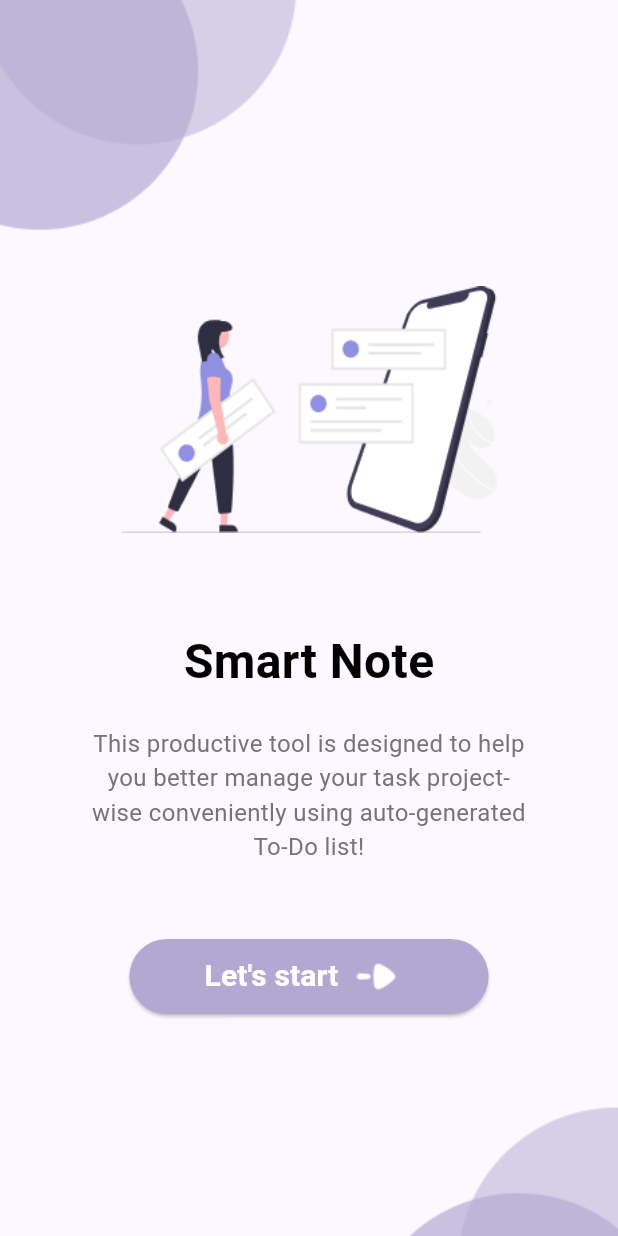
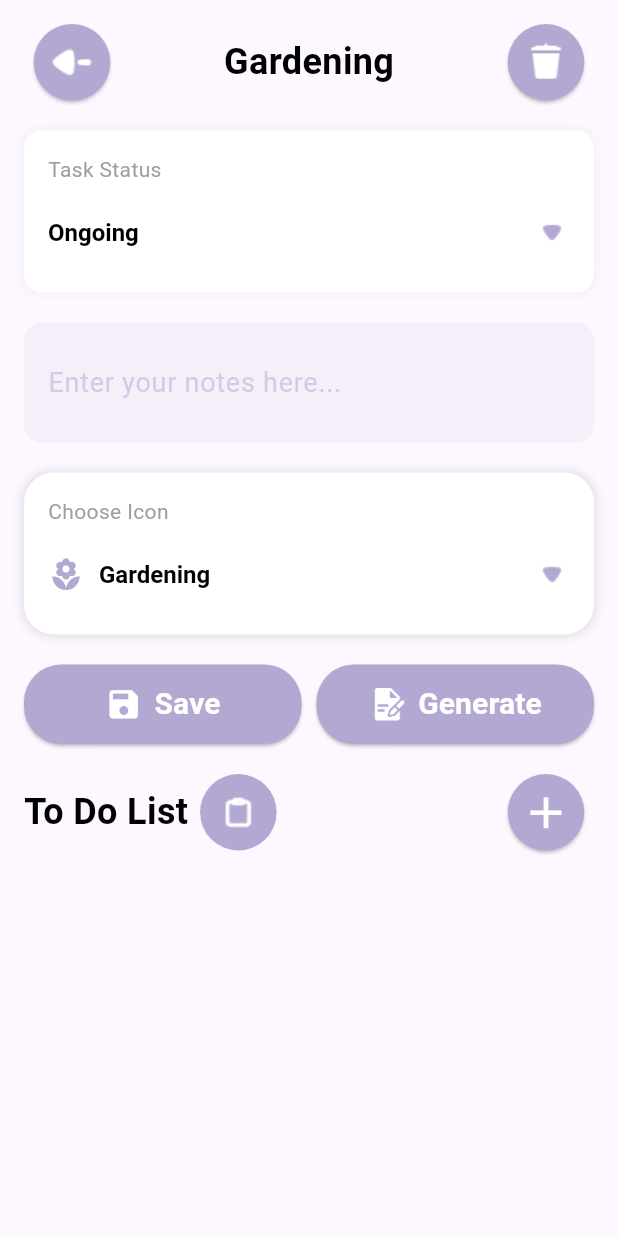
Before and after one commit to alizaenazet/smart-note, a Flutter app: the screen it shows after launch, on a phone screen of 412 x 824 dp. Run offline on Flutter 3.47's test engine with Material 3 defaults, Android fonts, the phone set to English and light mode, and no system bars; missing offline and left inert: auth0_flutter; Roboto replaces fonts that are missing (Plus Jakarta Sans).

Commit message:
Factory : add detail-note page features and UI

```diff
--- a/lib/main.dart
+++ b/lib/main.dart
@@ -19,7 +19,7 @@ class MyApp extends StatelessWidget {
         colorScheme: ColorScheme.fromSeed(seedColor: primaryColor),
         useMaterial3: true,
       ),
-      home: MainView(),
+      home: DetailNote(),
     );
   }
 }
--- a/lib/model/task.dart
+++ b/lib/model/task.dart
@@ -2,7 +2,7 @@
 import 'package:smart_note/model/task_status.dart';
 
 class Task {
-  final String description;
+  String description;
   bool isCompleted;
   final TaskStatus status;
 
--- /dev/null
+++ b/lib/pages/detail-note.dart
@@ -0,0 +1,542 @@
+part of 'pages.dart';
+
+class DetailNote extends StatefulWidget {
+  const DetailNote({super.key});
+
+  @override
+  State<DetailNote> createState() => _DetailNoteState();
+}
+
+class _DetailNoteState extends State<DetailNote> {
+  final TextEditingController _notesController = TextEditingController();
+  List<Task> tasks = [];
+  String _selectedStatus = 'Ongoing';
+  String _selectedIcon = 'Gardening';
+
+  final List<Map<String, dynamic>> iconCategories = [
+    {'name': 'Gardening', 'icon': Icons.local_florist},
+    {'name': 'Sports', 'icon': Icons.sports_soccer},
+    {'name': 'Cooking', 'icon': Icons.restaurant},
+    {'name': 'Work', 'icon': Icons.work},
+    {'name': 'Study', 'icon': Icons.school},
+    {'name': 'Travel', 'icon': Icons.flight},
+    {'name': 'Shopping', 'icon': Icons.shopping_cart},
+    {'name': 'Health', 'icon': Icons.favorite},
+    {'name': 'Finance', 'icon': Icons.attach_money},
+    {'name': 'Other', 'icon': Icons.more_horiz},
+  ];
+
+  @override
+  void initState() {
+    super.initState();
+    // _fetchNotes();
+  }
+
+  @override
+  Widget build(BuildContext context) {
+    return Scaffold(
+      body: SafeArea(
+        child: SingleChildScrollView(
+          child: Padding(
+            padding: EdgeInsets.all(16.0),
+            child: Column(
+              crossAxisAlignment: CrossAxisAlignment.start,
+              children: [
+                Row(
+                  mainAxisAlignment: MainAxisAlignment.spaceBetween,
+                  children: [
+                    ElevatedButton(
+                      onPressed: () {
+                        Navigator.pop(context);
+                      },
+                      style: ElevatedButton.styleFrom(
+                        shape: CircleBorder(),
+                        padding: EdgeInsets.all(8),
+                        backgroundColor: primaryColor,
+                      ),
+                      child: ImageIcon(
+                        AssetImage('assets/images/ArrowLeft.png'),
+                        size: 35,
+                        color: Colors.white,
+                      ),
+                    ),
+                    Text('Gardening', style: title),
+                    ElevatedButton(
+                      onPressed: () async {
+                        bool? confirm = await showDialog(
+                          context: context,
+                          builder: (BuildContext context) {
+                            return AlertDialog(
+                              title: Text('Delete Note'),
+                              content: Text(
+                                  'Are you sure you want to delete this note?'),
+                              actions: [
+                                TextButton(
+                                  onPressed: () =>
+                                      Navigator.pop(context, false),
+                                  child: Text('Cancel'),
+                                ),
+                                TextButton(
+                                  onPressed: () => Navigator.pop(context, true),
+                                  child: Text('Delete'),
+                                ),
+                              ],
+                            );
+                          },
+                        );
+                        if (confirm == true) {
+                          // _deleteNote(note);
+                        }
+                      },
+                      style: ElevatedButton.styleFrom(
+                        shape: CircleBorder(),
+                        padding: EdgeInsets.all(8),
+                        backgroundColor: primaryColor,
+                      ),
+                      child: ImageIcon(
+                        AssetImage('assets/images/Delete.png'),
+                        size: 35,
+                        color: Colors.white,
+                      ),
+                    ),
+                  ],
+                ),
+                SizedBox(height: 20),
+
+                // Task Status
+                Container(
+                  padding: EdgeInsets.all(16),
+                  decoration: BoxDecoration(
+                    color: Colors.white,
+                    borderRadius: BorderRadius.circular(12),
+                    boxShadow: [
+                      BoxShadow(
+                        color: Colors.grey.withOpacity(0.1),
+                        spreadRadius: 1,
+                        blurRadius: 5,
+                      ),
+                    ],
+                  ),
+                  child: Column(
+                    crossAxisAlignment: CrossAxisAlignment.start,
+                    children: [
+                      Text(
+                        'Task Status',
+                        style: TextStyle(color: Colors.grey),
+                      ),
+                      SizedBox(height: 8),
+                      DropdownButton<String>(
+                        value: _selectedStatus,
+                        icon: ImageIcon(
+                          AssetImage('assets/images/ArrowDown.png'),
+                          size: 24,
+                          color: primaryColor,
+                        ),
+                        isExpanded: true,
+                        elevation: 16,
+                        style: TextStyle(
+                          color: Colors.black,
+                          fontSize: 16,
+                          fontWeight: FontWeight.bold,
+                        ),
+                        underline: Container(
+                          height: 0,
+                        ),
+                        onChanged: (String? newValue) {
+                          setState(() {
+                            _selectedStatus = newValue!;
+                          });
+                        },
+                        items: <String>['Ongoing', 'Completed']
+                            .map<DropdownMenuItem<String>>((String value) {
+                          return DropdownMenuItem<String>(
+                            value: value,
+                            child: Text(value),
+                          );
+                        }).toList(),
+                      ),
+                    ],
+                  ),
+                ),
+                SizedBox(height: 20),
+
+                Container(
+                  padding: EdgeInsets.all(16),
+                  decoration: BoxDecoration(
+                    color: primaryColor.withOpacity(0.1),
+                    borderRadius: BorderRadius.circular(12),
+                  ),
+                  child: TextField(
+                    controller: _notesController,
+                    maxLines: null,
+                    keyboardType: TextInputType.multiline,
+                    style: content2,
+                    decoration: InputDecoration(
+                      hintText: 'Enter your notes here...',
+                      hintStyle: content2.copyWith(
+                          color: primaryColor.withOpacity(0.5)),
+                      border: InputBorder.none,
+                    ),
+                  ),
+                ),
+                SizedBox(height: 20),
+
+                // Icon Selection
+                Container(
+                  padding: EdgeInsets.all(16),
+                  decoration: BoxDecoration(
+                    color: Colors.white,
+                    borderRadius: BorderRadius.circular(20),
+                    boxShadow: [
+                      BoxShadow(
+                        color: Colors.grey.withOpacity(0.3),
+                        spreadRadius: 0.8,
+                        blurRadius: 5,
+                      ),
+                    ],
+                  ),
+                  child: Column(
+                    crossAxisAlignment: CrossAxisAlignment.start,
+                    children: [
+                      Text(
+                        'Choose Icon',
+                        style: TextStyle(color: Colors.grey),
+                      ),
+                      SizedBox(height: 8),
+                      DropdownButton<String>(
+                        value: _selectedIcon,
+                        icon: ImageIcon(
+                          AssetImage('assets/images/ArrowDown.png'),
+                          size: 24,
+                          color: primaryColor,
+                        ),
+                        isExpanded: true,
+                        elevation: 16,
+                        style: TextStyle(
+                          color: Colors.black,
+                          fontSize: 16,
+                          fontWeight: FontWeight.bold,
+                        ),
+                        underline: Container(
+                          height: 0,
+                        ),
+                        onChanged: (String? newValue) {
+                          setState(() {
+                            _selectedIcon = newValue!;
+                          });
+                        },
+                        items: iconCategories.map<DropdownMenuItem<String>>(
+                            (Map<String, dynamic> category) {
+                          return DropdownMenuItem<String>(
+                            value: category['name'],
+                            child: Row(
+                              children: [
+                                Icon(category['icon'], color: primaryColor),
+                                SizedBox(width: 10),
+                                Text(category['name']),
+                              ],
+                            ),
+                          );
+                        }).toList(),
+                      ),
+                    ],
+                  ),
+                ),
+                SizedBox(height: 20),
+
+                // Save and Generate buttons
+                Row(
+                  children: [
+                    Expanded(
+                      child: ElevatedButton(
+                        style: ElevatedButton.styleFrom(
+                          backgroundColor: primaryColor,
+                          padding: EdgeInsets.symmetric(vertical: 12),
+                          shape: RoundedRectangleBorder(
+                            borderRadius: BorderRadius.circular(25),
+                          ),
+                        ),
+                        onPressed: () {},
+                        child: Row(
+                          mainAxisAlignment: MainAxisAlignment.center,
+                          children: [
+                            Icon(Icons.save, size: 25, color: Colors.white),
+                            SizedBox(width: 8),
+                            Text(
+                              'Save',
+                              style: content3,
+                            ),
+                          ],
+                        ),
+                      ),
+                    ),
+                    SizedBox(width: 10),
+
+                    // Generate button
+                    Expanded(
+                      child: ElevatedButton(
+                        style: ElevatedButton.styleFrom(
+                          backgroundColor: primaryColor,
+                          padding: EdgeInsets.symmetric(vertical: 12),
+                          shape: RoundedRectangleBorder(
+                            borderRadius: BorderRadius.circular(25),
+                          ),
+                        ),
+                        onPressed: () {},
+                        child: Row(
+                          mainAxisAlignment: MainAxisAlignment.center,
+                          children: [
+                            ImageIcon(
+                              AssetImage('assets/images/Generate2.png'),
+                              size: 25,
+                              color: Colors.white,
+                            ),
+                            SizedBox(width: 8),
+                            Text(
+                              'Generate',
+                              style: content3,
+                            ),
+                          ],
+                        ),
+                      ),
+                    ),
+                  ],
+                ),
+                SizedBox(height: 20),
+
+                Column(
+                  crossAxisAlignment: CrossAxisAlignment.start,
+                  children: [
+                    // To Do List Header
+                    Row(
+                      mainAxisAlignment: MainAxisAlignment.spaceBetween,
+                      children: [
+                        Row(
+                          children: [
+                            Text('To Do List', style: title),
+                            SizedBox(width: 8),
+                            Container(
+                              decoration: BoxDecoration(
+                                shape: BoxShape.circle,
+                                color: primaryColor,
+                              ),
+                              padding: EdgeInsets.all(8),
+                              child: ImageIcon(
+                                AssetImage('assets/images/List.png'),
+                                size: 35,
+                                color: Colors.white,
+                              ),
+                            ),
+                          ],
+                        ),
+                        ElevatedButton(
+                          onPressed: () {
+                            // Show a dialog to input a new task
+                            showDialog(
+                              context: context,
+                              builder: (BuildContext context) {
+                                TextEditingController taskController =
+                                    TextEditingController();
+
+                                return AlertDialog(
+                                  title: Text('Add New Task'),
+                                  content: TextField(
+                                    controller: taskController,
+                                    decoration: InputDecoration(
+                                      hintText: 'Enter task name',
+                                    ),
+                                  ),
+                                  actions: [
+                                    TextButton(
+                                      onPressed: () {
+                                        Navigator.pop(context);
+                                      },
+                                      child: Text('Cancel'),
+                                    ),
+                                    TextButton(
+                                      onPressed: () {
+                                        setState(() {
+                                          if (taskController.text.isNotEmpty) {
+                                            tasks.add(Task(
+                                              description: taskController.text,
+                                              status: TaskStatus.ongoing,
+                                              isCompleted: false,
+                                            ));
+                                          }
+                                        });
+                                        Navigator.pop(context);
+                                      },
+                                      child: Text('Add'),
+                                    ),
+                                  ],
+                                );
+                              },
+                            );
+                          },
+                          style: ElevatedButton.styleFrom(
+                            shape: CircleBorder(),
+                            padding: EdgeInsets.all(8),
+                            backgroundColor: primaryColor,
+                          ),
+                          child: Icon(
+                            Icons.add,
+                            color: Colors.white,
+                            size: 35,
+                          ),
+                        ),
+                      ],
+                    ),
+                    SizedBox(height: 20),
+
+                    // To Do List Items
+                    ListView.builder(
+                      shrinkWrap: true,
+                      physics: NeverScrollableScrollPhysics(),
+                      itemCount: tasks.length,
+                      itemBuilder: (context, index) {
+                        return Container(
+                          margin: EdgeInsets.only(bottom: 8),
+                          padding: EdgeInsets.all(8),
+                          decoration: BoxDecoration(
+                            color: Colors.white,
+                            borderRadius: BorderRadius.circular(12),
+                            boxShadow: [
+                              BoxShadow(
+                                color: Colors.grey.withOpacity(0.1),
+                                spreadRadius: 1,
+                                blurRadius: 5,
+                              ),
+                            ],
+                          ),
+                          child: Row(
+                            children: [
+                              IconButton(
+                                icon: Icon(
+                                  tasks[index].isCompleted
+                                      ? Icons.check_circle
+                                      : Icons.circle_outlined,
+                                  color: primaryColor,
+                                ),
+                                onPressed: () {
+                                  setState(() {
+                                    tasks[index].isCompleted =
+                                        !tasks[index].isCompleted;
+                                    if (tasks
+                                        .every((task) => task.isCompleted)) {
+                                      _selectedStatus = 'Completed';
+                                    } else {
+                                      _selectedStatus = 'Ongoing';
+                                    }
+                                  });
+                                },
+                              ),
+                              Expanded(
+                                child: Text(
+                                  tasks[index].description,
+                                  style: TextStyle(fontSize: 16),
+                                ),
+                              ),
+                              PopupMenuButton<String>(
+                                onSelected: (String value) {
+                                  if (value == 'Edit') {
+                                    showDialog(
+                                      context: context,
+                                      builder: (BuildContext context) {
+                                        TextEditingController editController =
+                                            TextEditingController(
+                                                text: tasks[index].description);
+                                        return AlertDialog(
+                                          title: Text('Edit Task'),
+                                          content: TextField(
+                                            controller: editController,
+                                            decoration: InputDecoration(
+                                              hintText: 'Enter new task name',
+                                            ),
+                                          ),
+                                          actions: [
+                                            TextButton(
+                                              onPressed: () {
+                                                Navigator.pop(context);
+                                              },
+                                              child: Text('Cancel'),
+                                            ),
+                                            TextButton(
+                                              onPressed: () {
+                                                setState(() {
+                                                  tasks[index].description =
+                                                      editController.text;
+                                                });
+                                                Navigator.pop(context);
+                                              },
+                                              child: Text('Save'),
+                                            ),
+                                          ],
+                                        );
+                                      },
+                                    );
+                                  } else if (value == 'Delete') {
+                                    setState(() {
+                                      tasks.removeAt(index);
+                                    });
+                                  }
+                                },
+                                itemBuilder: (BuildContext context) =>
+                                    <PopupMenuEntry<String>>[
+                                  PopupMenuItem<String>(
+                                    value: 'Edit',
+                                    child: Row(
+                                      children: [
+                                        Icon(Icons.edit, color: primaryColor),
+                                        SizedBox(width: 8),
+                                        Text('Edit'),
+                                      ],
+                                    ),
+                                  ),
+                                  PopupMenuItem<String>(
+                                    value: 'Delete',
+                                    child: Row(
+                                      children: [
+                                        Icon(Icons.delete, color: primaryColor),
+                                        SizedBox(width: 8),
+                                        Text('Delete'),
+                                      ],
+                                    ),
+                                  ),
+                                ],
+                                icon: Icon(
+                                  Icons.more_vert_rounded,
+                                  color: primaryColor,
+                                ),
+                              ),
+                            ],
+                          ),
+                        );
+                      },
+                    ),
+                  ],
+                ),
+              ],
+            ),
+          ),
+        ),
+      ),
+    );
+  }
+
+  @override
+  void dispose() {
+    _notesController.dispose();
+    super.dispose();
+  }
+}
+
+//    factory Note.fromJson(Map<String, dynamic> json) {
+//     return Note(
+//       id: json['id'],
+//       noteId: json['note_id'] ?? '',
+//       title: json['text'],
+//       isCompleted: json['is_finished'],
+//       createdDate: DateTime.parse(json['createdDate'] ?? DateTime.now().toString()),
+//     );
+//   }
+// }
--- a/lib/pages/pages.dart
+++ b/lib/pages/pages.dart
@@ -5,7 +5,6 @@ import 'package:smart_note/model/task.dart';
 import 'package:smart_note/model/task_status.dart';
 import 'package:smart_note/shared/theme_shared.dart';
 
-import '../shared/theme_shared.dart';
-
 part 'login.dart';
+part 'detail-note.dart';
 part 'dashboard.dart';
```
